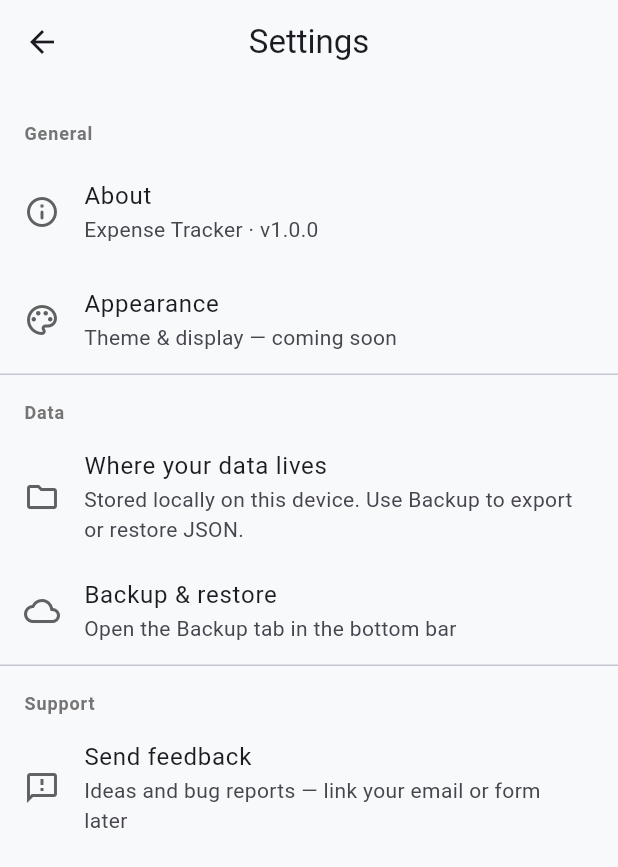
After one commit to shyamww/expense_tracker, a Flutter app: the screen it shows after launch, tab 2 chosen, after a tap on the "settings" icon, on a phone screen of 412 x 824 dp. The commit adds this screen. Shown: the top 867 px of the screen. Run offline on Flutter 3.47's test engine with Material 3 defaults, Android fonts, the phone set to English and light mode, and no system bars; our stand-ins replace file_picker, fl_chart, share_plus, shared_preferences, sqflite; missing offline and left inert: dart:html; accounts and stored records are empty.

Commit message:
home added and setting added

```diff
--- a/lib/screens/home_screen.dart
+++ b/lib/screens/home_screen.dart
@@ -13,6 +13,7 @@ import 'add_expense_screen.dart';
 import 'income_screen.dart';
 import 'report_screen.dart';
 import 'backup_screen.dart';
+import 'settings_screen.dart';
 
 class HomeScreen extends StatefulWidget {
   const HomeScreen({super.key});
@@ -43,19 +44,33 @@ class _HomeScreenState extends State<HomeScreen> with SingleTickerProviderStateM
     super.dispose();
   }
 
+  /// Same month + income reload as double-tapping a tab (e.g. Daily).
+  void _jumpToCurrentMonth() {
+    final now = DateTime.now();
+    setState(() {
+      _selectedMonth = DateTime(now.year, now.month);
+    });
+    context.read<IncomeProvider>().loadIncomeForMonth(
+      DateFormat('yyyy-MM').format(_selectedMonth),
+    );
+  }
+
   void _onTabDoubleTap(int index) {
     final now = DateTime.now();
     if (_lastTappedTab == index &&
         now.difference(_lastTapTime).inMilliseconds < 400) {
-      setState(() {
-        _selectedMonth = DateTime(now.year, now.month);
-      });
-      context.read<IncomeProvider>().loadIncomeForMonth(
-        DateFormat('yyyy-MM').format(_selectedMonth),
-      );
+      _jumpToCurrentMonth();
     }
     _lastTappedTab = index;
     _lastTapTime = now;
+  }
+
+  void _goHome() {
+    Navigator.of(context).popUntil((route) => route.isFirst);
+    if (_tabController.index != 0) {
+      _tabController.animateTo(0);
+    }
+    _jumpToCurrentMonth();
   }
 
   Future<void> _loadData() async {
@@ -124,6 +139,18 @@ class _HomeScreenState extends State<HomeScreen> with SingleTickerProviderStateM
       appBar: AppBar(
         title: const Text('Expense Tracker'),
         centerTitle: true,
+        actions: [
+          IconButton(
+            icon: const Icon(Icons.settings_outlined),
+            tooltip: 'Settings',
+            onPressed: () {
+              Navigator.push(
+                context,
+                MaterialPageRoute(builder: (_) => const SettingsScreen()),
+              );
+            },
+          ),
+        ],
       ),
       body: Column(
         children: [
@@ -275,6 +302,11 @@ class _HomeScreenState extends State<HomeScreen> with SingleTickerProviderStateM
                   mainAxisAlignment: MainAxisAlignment.spaceAround,
                   children: [
                     _buildBottomBarItem(
+                      icon: Icons.home_outlined,
+                      label: 'Home',
+                      onTap: _goHome,
+                    ),
+                    _buildBottomBarItem(
                       icon: Icons.account_balance_wallet_outlined,
                       label: 'Income',
                       onTap: () async {
@@ -285,6 +317,7 @@ class _HomeScreenState extends State<HomeScreen> with SingleTickerProviderStateM
                         if (mounted) _loadData();
                       },
                     ),
+                    const SizedBox(width: 48),
                     _buildBottomBarItem(
                       icon: Icons.bar_chart_rounded,
                       label: 'Report',
@@ -295,7 +328,6 @@ class _HomeScreenState extends State<HomeScreen> with SingleTickerProviderStateM
                         );
                       },
                     ),
-                    const SizedBox(width: 48),
                     _buildBottomBarItem(
                       icon: Icons.cloud_sync_outlined,
                       label: 'Backup',
@@ -306,11 +338,6 @@ class _HomeScreenState extends State<HomeScreen> with SingleTickerProviderStateM
                         );
                         if (mounted) _loadData();
                       },
-                    ),
-                    _buildBottomBarItem(
-                      icon: Icons.settings_outlined,
-                      label: 'More',
-                      onTap: () {},
                     ),
                   ],
                 ),
--- /dev/null
+++ b/lib/screens/settings_screen.dart
@@ -0,0 +1,105 @@
+import 'package:flutter/material.dart';
+
+/// Placeholder settings; extend as you add preferences (theme, currency, etc.).
+class SettingsScreen extends StatelessWidget {
+  const SettingsScreen({super.key});
+
+  static const String _appVersion = '1.0.0';
+
+  @override
+  Widget build(BuildContext context) {
+    return Scaffold(
+      appBar: AppBar(
+        title: const Text('Settings'),
+        centerTitle: true,
+      ),
+      body: ListView(
+        padding: const EdgeInsets.symmetric(vertical: 8),
+        children: [
+          _SectionHeader(title: 'General'),
+          ListTile(
+            leading: Icon(Icons.info_outline_rounded, color: Colors.grey.shade700),
+            title: const Text('About'),
+            subtitle: Text('Expense Tracker · v$_appVersion'),
+            onTap: () {
+              showAboutDialog(
+                context: context,
+                applicationName: 'Expense Tracker',
+                applicationVersion: _appVersion,
+                applicationLegalese: 'Personal finance data stays on this device unless you export a backup.',
+                children: [
+                  const SizedBox(height: 16),
+                  Text(
+                    'Track income, expenses, and monthly balance. Backup from the Backup tab when you change devices.',
+                    style: TextStyle(color: Colors.grey.shade700, fontSize: 14),
+                  ),
+                ],
+              );
+            },
+          ),
+          ListTile(
+            leading: Icon(Icons.palette_outlined, color: Colors.grey.shade700),
+            title: const Text('Appearance'),
+            subtitle: const Text('Theme & display — coming soon'),
+            onTap: () {
+              ScaffoldMessenger.of(context).showSnackBar(
+                const SnackBar(content: Text('Theme options will be added here.')),
+              );
+            },
+          ),
+          const Divider(height: 1),
+          _SectionHeader(title: 'Data'),
+          ListTile(
+            leading: Icon(Icons.folder_outlined, color: Colors.grey.shade700),
+            title: const Text('Where your data lives'),
+            subtitle: const Text(
+              'Stored locally on this device. Use Backup to export or restore JSON.',
+            ),
+          ),
+          ListTile(
+            leading: Icon(Icons.cloud_outlined, color: Colors.grey.shade700),
+            title: const Text('Backup & restore'),
+            subtitle: const Text('Open the Backup tab in the bottom bar'),
+            onTap: () => Navigator.pop(context),
+          ),
+          const Divider(height: 1),
+          _SectionHeader(title: 'Support'),
+          ListTile(
+            leading: Icon(Icons.feedback_outlined, color: Colors.grey.shade700),
+            title: const Text('Send feedback'),
+            subtitle: const Text('Ideas and bug reports — link your email or form later'),
+            onTap: () {
+              ScaffoldMessenger.of(context).showSnackBar(
+                const SnackBar(
+                  content: Text('Add a mailto: link or in-app form when you are ready.'),
+                ),
+              );
+            },
+          ),
+        ],
+      ),
+    );
+  }
+}
+
+class _SectionHeader extends StatelessWidget {
+  final String title;
+
+  const _SectionHeader({required this.title});
+
+  @override
+  Widget build(BuildContext context) {
+    return Padding(
+      padding: const EdgeInsets.fromLTRB(16, 16, 16, 8),
+      child: Text(
+        title,
+        style: TextStyle(
+          fontSize: 12,
+          fontWeight: FontWeight.w700,
+          letterSpacing: 0.6,
+          color: Colors.grey.shade600,
+        ),
+      ),
+    );
+  }
+}
```
